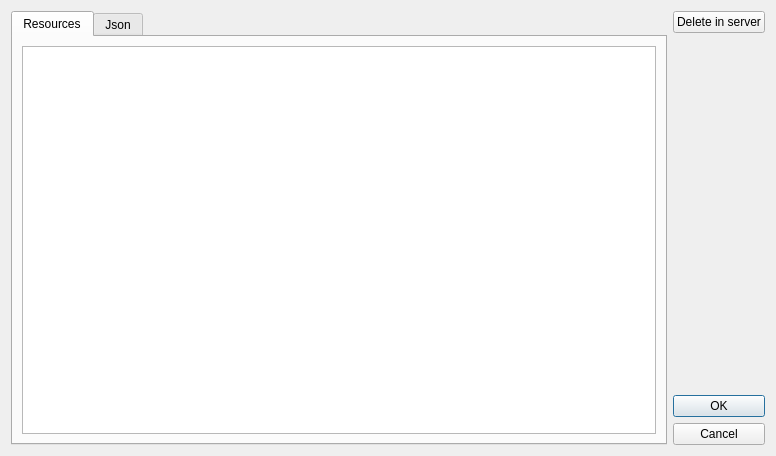
Qt form src/ui/DocumentResourcesDialog.ui (altairwei/WizNotePlus) before a commit.
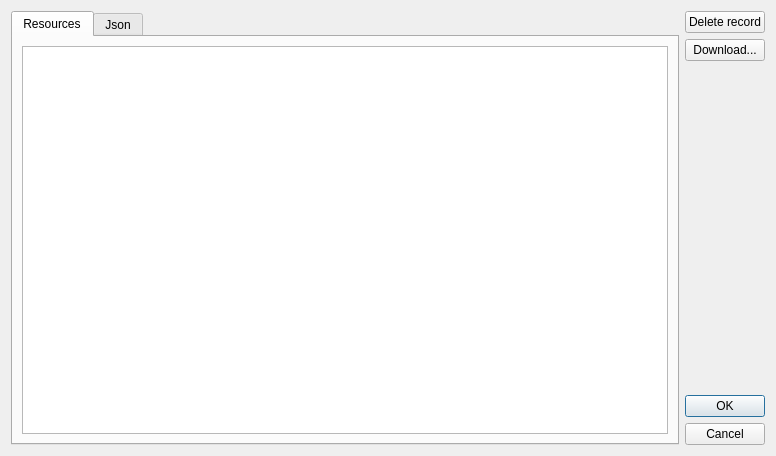
The same form after that commit.

Commit message: WIP: get referenced resources in document

Diff of the .ui file:
```diff
--- a/src/ui/DocumentResourcesDialog.ui
+++ b/src/ui/DocumentResourcesDialog.ui
@@ -46,7 +46,14 @@
      <item>
       <widget class="QPushButton" name="btnDeleteInServer">
        <property name="text">
-        <string>Delete in server</string>
+        <string>Delete record</string>
+       </property>
+      </widget>
+     </item>
+     <item>
+      <widget class="QPushButton" name="btnDownload">
+       <property name="text">
+        <string>Download...</string>
        </property>
       </widget>
      </item>
```
The commit also changes 2 other files.
